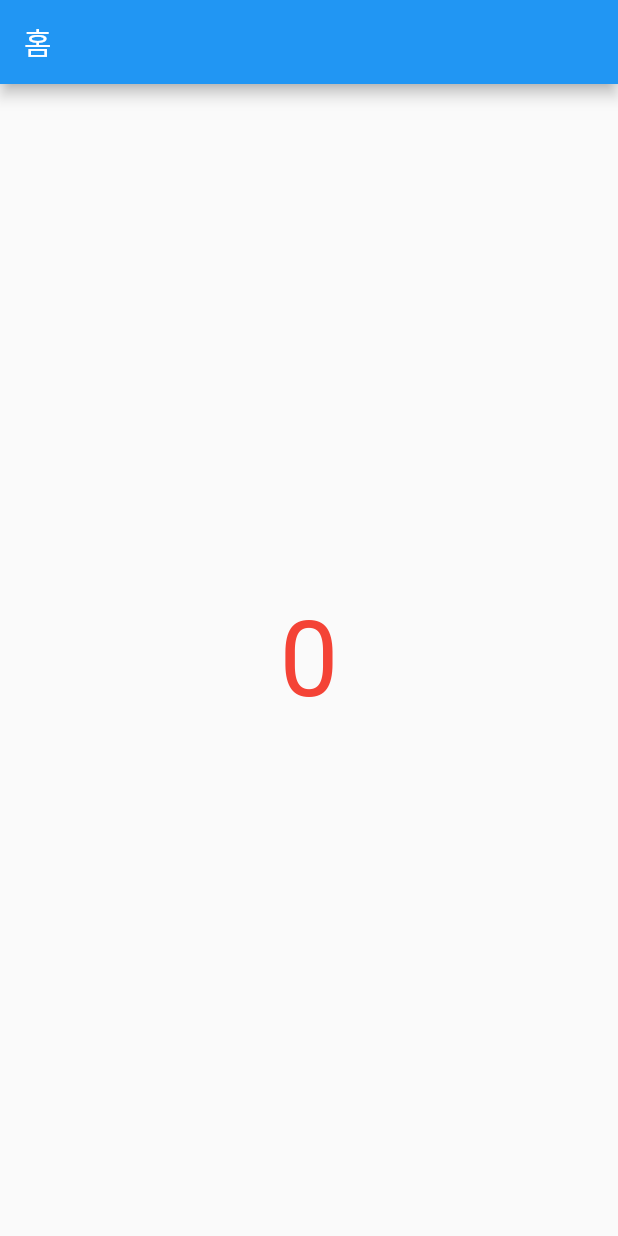
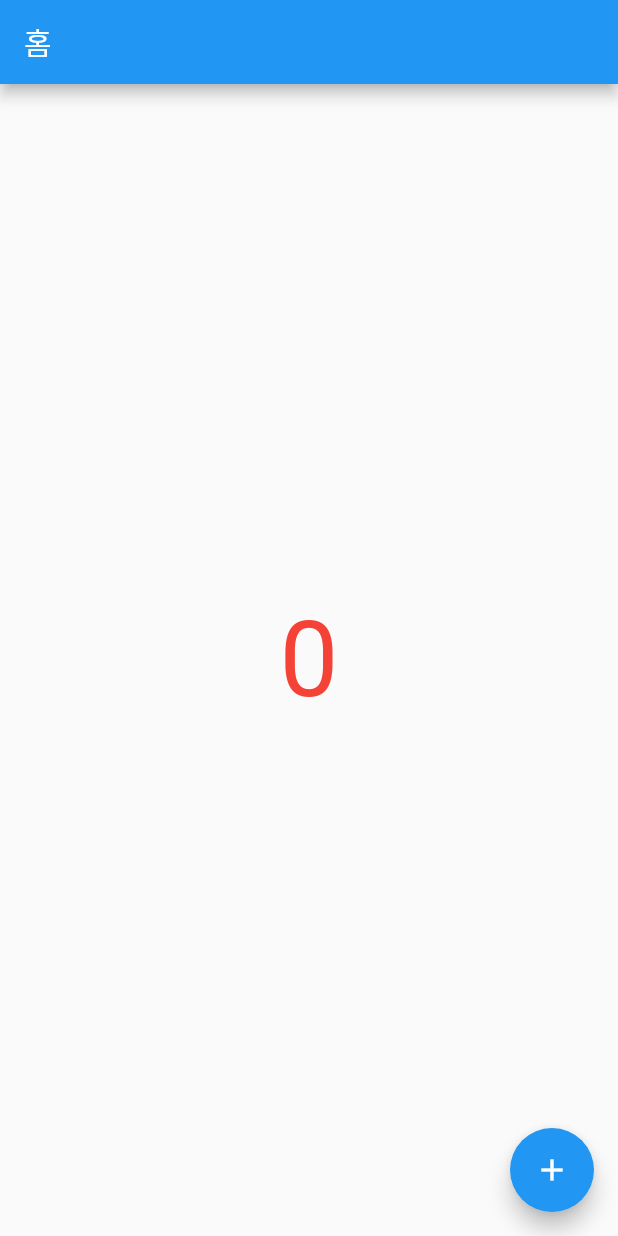
Before and after one commit to blueknarr/first_flutter_app, a Flutter app: the screen it shows after launch, on a phone screen of 412 x 824 dp. Run offline on Flutter 3.47's test engine with Material 2 defaults, Android fonts, the phone set to English and light mode, and no system bars.

Commit message:
017. FloatingActionButton 사용법, 문장, 세미콜론을 찍는 이유

```diff
--- a/lib/main.dart
+++ b/lib/main.dart
@@ -51,6 +51,16 @@ class _MyHomnePageState extends State<MyHomePage> {
           ),
         ),
       ),
+
+      /// floatingActionButton은 보통 아이콘을 넣는다.
+      floatingActionButton: FloatingActionButton(
+          onPressed: () {
+            /// '+' 아이콘을 클릭하면, Run 탭에서 '클릭'을 확인할 수 있다.
+            print('클릭');
+          },
+
+          /// '+' 아이콘을 넣는다.
+          child: Icon(Icons.add)),
     );
   }
 }
```
